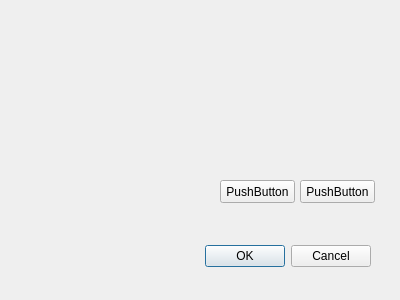
Above: src/searchdialog.ui from borneq/qedytor before the change. Below: the same form after it.
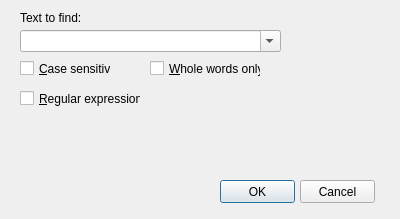
That is the form after the change.

Commit message: already search dialog without options

What changed in the file:
```diff
--- a/src/searchdialog.ui
+++ b/src/searchdialog.ui
@@ -7,28 +7,12 @@
     <x>0</x>
     <y>0</y>
     <width>400</width>
-    <height>300</height>
+    <height>219</height>
    </rect>
   </property>
   <property name="windowTitle">
    <string>Dialog</string>
   </property>
-  <widget class="QDialogButtonBox" name="buttonBox">
-   <property name="geometry">
-    <rect>
-     <x>30</x>
-     <y>240</y>
-     <width>341</width>
-     <height>32</height>
-    </rect>
-   </property>
-   <property name="orientation">
-    <enum>Qt::Horizontal</enum>
-   </property>
-   <property name="standardButtons">
-    <set>QDialogButtonBox::Cancel|QDialogButtonBox::Ok</set>
-   </property>
-  </widget>
   <widget class="QPushButton" name="CancelButton">
    <property name="geometry">
     <rect>
@@ -39,7 +23,7 @@
     </rect>
    </property>
    <property name="text">
-    <string>PushButton</string>
+    <string>Cancel</string>
    </property>
    <property name="autoDefault">
     <bool>false</bool>
@@ -55,7 +39,72 @@
     </rect>
    </property>
    <property name="text">
-    <string>PushButton</string>
+    <string>OK</string>
+   </property>
+  </widget>
+  <widget class="QComboBox" name="comboBox">
+   <property name="geometry">
+    <rect>
+     <x>20</x>
+     <y>30</y>
+     <width>261</width>
+     <height>22</height>
+    </rect>
+   </property>
+   <property name="editable">
+    <bool>true</bool>
+   </property>
+  </widget>
+  <widget class="QLabel" name="label">
+   <property name="geometry">
+    <rect>
+     <x>20</x>
+     <y>10</y>
+     <width>71</width>
+     <height>16</height>
+    </rect>
+   </property>
+   <property name="text">
+    <string>Text to find:</string>
+   </property>
+  </widget>
+  <widget class="QCheckBox" name="checkBox">
+   <property name="geometry">
+    <rect>
+     <x>20</x>
+     <y>60</y>
+     <width>91</width>
+     <height>17</height>
+    </rect>
+   </property>
+   <property name="text">
+    <string>&amp;Case sensitive</string>
+   </property>
+  </widget>
+  <widget class="QCheckBox" name="checkBox_2">
+   <property name="geometry">
+    <rect>
+     <x>150</x>
+     <y>60</y>
+     <width>111</width>
+     <height>17</height>
+    </rect>
+   </property>
+   <property name="text">
+    <string>&amp;Whole words only</string>
+   </property>
+  </widget>
+  <widget class="QCheckBox" name="checkBox_3">
+   <property name="geometry">
+    <rect>
+     <x>20</x>
+     <y>90</y>
+     <width>121</width>
+     <height>17</height>
+    </rect>
+   </property>
+   <property name="text">
+    <string>&amp;Regular expression</string>
    </property>
   </widget>
  </widget>
```
Left out of the diff: 35 changed lines with no effect on the pictures. The commit also changes 1 other file.
